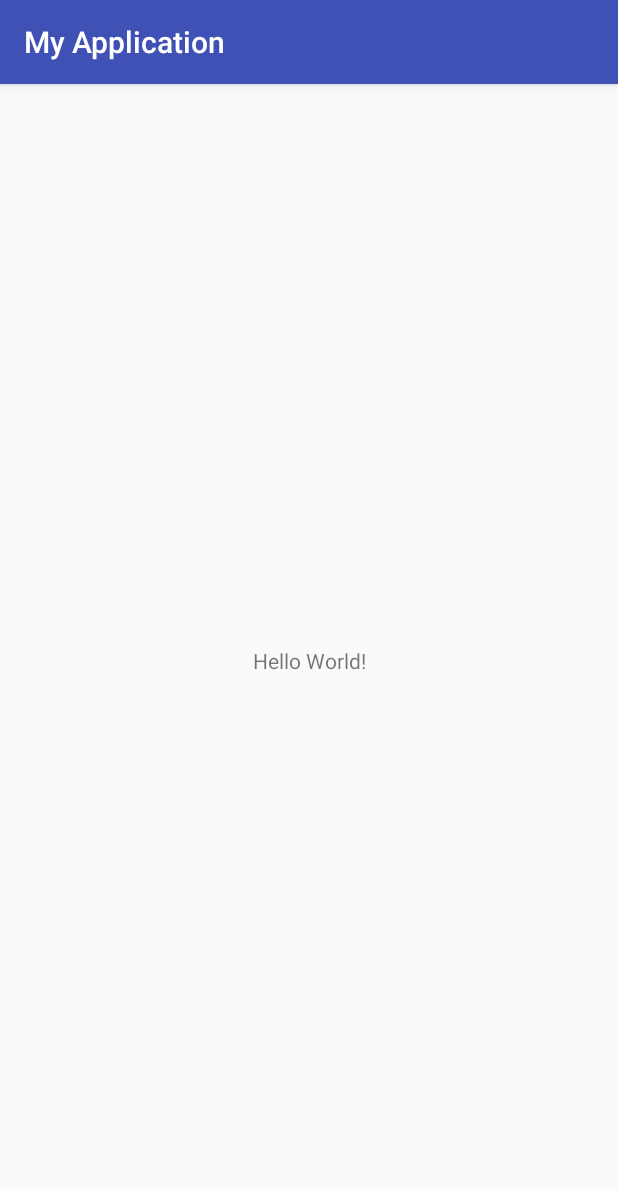
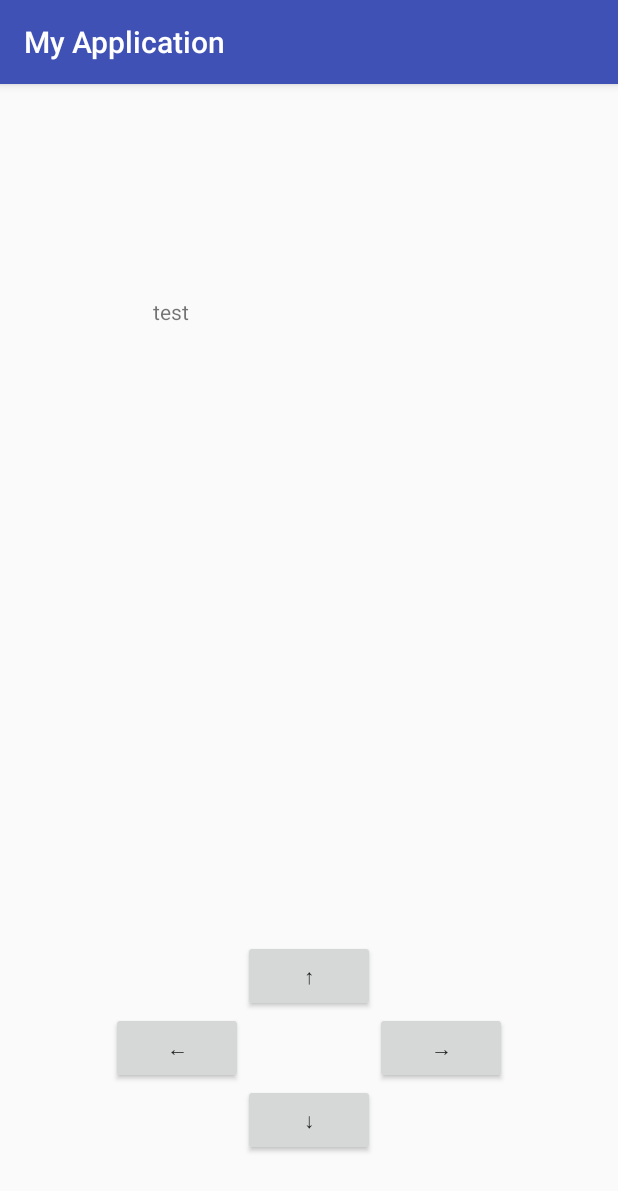
Before and after one commit to smkazun/COMS309_Project, an Android app: the screen it shows after launch (MainActivity), on a phone screen of 412 x 824 dp. Shown: the top 1191 px of the screen. Run offline under Robolectric (Android 15) with nearby library versions, the phone set to English and light mode, and no system bars.

Commit message:
easy thread  Please enter the commit message for your changes. Lines starting

```diff
--- a/Experiments/Ili/app/build.gradle
+++ b/Experiments/Ili/app/build.gradle
@@ -4,7 +4,7 @@ android {
     compileSdkVersion 28
     defaultConfig {
         applicationId "com.example.admin.myapplication"
-        minSdkVersion 21
+        minSdkVersion 28
         targetSdkVersion 28
         versionCode 1
         versionName "1.0"
--- a/Experiments/Ili/app/src/main/java/com/example/admin/myapplication/MainActivity.java
+++ b/Experiments/Ili/app/src/main/java/com/example/admin/myapplication/MainActivity.java
@@ -1,13 +1,113 @@
 package com.example.admin.myapplication;
 
+import android.animation.ObjectAnimator;
+import android.app.Activity;
 import android.support.v7.app.AppCompatActivity;
 import android.os.Bundle;
+import android.view.MotionEvent;
+import android.view.View;
+import android.widget.Button;
+import android.widget.TextView;
+
+import java.util.Timer;
 
 public class MainActivity extends AppCompatActivity {
 
+    private Button up;
+    private Button down;
+    private Button left;
+    private Button right;
+
+    private TextView tf;
+
+    private thread timer_CountDown;
+
+    private void Initialize()
+    {
+        up = findViewById(R.id.button_up);
+        down = findViewById(R.id.button_down);
+        left = findViewById(R.id.button_left);
+        right = findViewById(R.id.button_right);
+
+        tf = findViewById(R.id.test);
+
+        ActionListener al = new ActionListener();
+
+        up.setOnTouchListener(al);
+        down.setOnTouchListener(al);
+        left.setOnTouchListener(al);
+        right.setOnTouchListener(al);
+
+        timer_CountDown = new thread(new Timer());
+        timer_CountDown.run();
+    }
+
+    private class ActionListener implements View.OnTouchListener
+    {
+        @Override
+        public boolean onTouch(View v, MotionEvent event)
+        {
+            switch (v.getId())
+            {
+                case R.id.button_up:
+                    tf.setText("up" +  timer_CountDown.getRunningTime());
+                    return true;
+
+                case R.id.button_down:
+                    tf.setText("down"+  timer_CountDown.getRunningTime());
+                    return true;
+
+                case R.id.button_left:
+                    tf.setText("left"+  timer_CountDown.getRunningTime());
+                    return true;
+
+                case R.id.button_right:
+                    tf.setText("right"+  timer_CountDown.getRunningTime());
+                    return true;
+
+                default:
+                    return false;
+            }
+        }
+    }
+
+    private class Timer implements Runnable
+    {
+        @Override
+        public void run()
+        {
+
+        }
+    }
+
+    private class thread extends Thread
+    {
+        private long runningTime;
+
+        public thread(Runnable Run)
+        {
+            super(Run);
+        }
+
+        public void run()
+        {
+            super.run();
+
+            runningTime = System.currentTimeMillis();
+        }
+
+        public long getRunningTime()
+        {
+            return System.currentTimeMillis() - runningTime;
+        }
+    }
+
     @Override
-    protected void onCreate(Bundle savedInstanceState) {
+    protected void onCreate(Bundle savedInstanceState)
+    {
         super.onCreate(savedInstanceState);
         setContentView(R.layout.activity_main);
+
+        Initialize();
     }
 }
--- a/Experiments/Ili/app/src/main/res/layout/activity_main.xml
+++ b/Experiments/Ili/app/src/main/res/layout/activity_main.xml
@@ -1,5 +1,5 @@
 <?xml version="1.0" encoding="utf-8"?>
-<android.support.constraint.ConstraintLayout xmlns:android="http://schemas.android.com/apk/res/android"
+<RelativeLayout xmlns:android="http://schemas.android.com/apk/res/android"
     xmlns:app="http://schemas.android.com/apk/res-auto"
     xmlns:tools="http://schemas.android.com/tools"
     android:layout_width="match_parent"
@@ -7,12 +7,46 @@
     tools:context=".MainActivity">
 
     <TextView
+        android:id="@+id/test"
+        android:layout_width="207dp"
+        android:layout_height="130dp"
+        android:layout_alignParentTop="true"
+        android:layout_centerHorizontal="true"
+        android:layout_marginTop="142dp"
+        android:text="test" />
+
+    <Button
+        android:id="@+id/button_right"
         android:layout_width="wrap_content"
         android:layout_height="wrap_content"
-        android:text="Hello World!"
-        app:layout_constraintBottom_toBottomOf="parent"
-        app:layout_constraintLeft_toLeftOf="parent"
-        app:layout_constraintRight_toRightOf="parent"
-        app:layout_constraintTop_toTopOf="parent" />
+        android:layout_alignTop="@+id/button_left"
+        android:layout_toEndOf="@+id/button_up"
+        android:text="→" />
 
-</android.support.constraint.ConstraintLayout>
+    <Button
+        android:id="@+id/button_left"
+        android:layout_width="wrap_content"
+        android:layout_height="wrap_content"
+        android:layout_below="@+id/button_up"
+        android:layout_marginTop="-149dp"
+        android:layout_toStartOf="@+id/button_up"
+        android:text="←" />
+
+    <Button
+        android:id="@+id/button_up"
+        android:layout_width="wrap_content"
+        android:layout_height="wrap_content"
+        android:layout_alignParentBottom="true"
+        android:layout_centerHorizontal="true"
+        android:layout_marginBottom="149dp"
+        android:text="↑" />
+
+    <Button
+        android:id="@+id/button_down"
+        android:layout_width="wrap_content"
+        android:layout_height="wrap_content"
+        android:layout_below="@+id/button_right"
+        android:layout_centerHorizontal="true"
+        android:text="↓" />
+
+</RelativeLayout>
--- a/Experiments/Ili/app/src/main/res/values/styles.xml
+++ b/Experiments/Ili/app/src/main/res/values/styles.xml
@@ -1,7 +1,7 @@
 <resources>
 
     <!-- Base application theme. -->
-    <style name="AppTheme" parent="Theme.AppCompat.Light.DarkActionBar">
+    <style name="AppTheme" parent="Base.Theme.AppCompat.Light.DarkActionBar">
         <!-- Customize your theme here. -->
         <item name="colorPrimary">@color/colorPrimary</item>
         <item name="colorPrimaryDark">@color/colorPrimaryDark</item>
```
